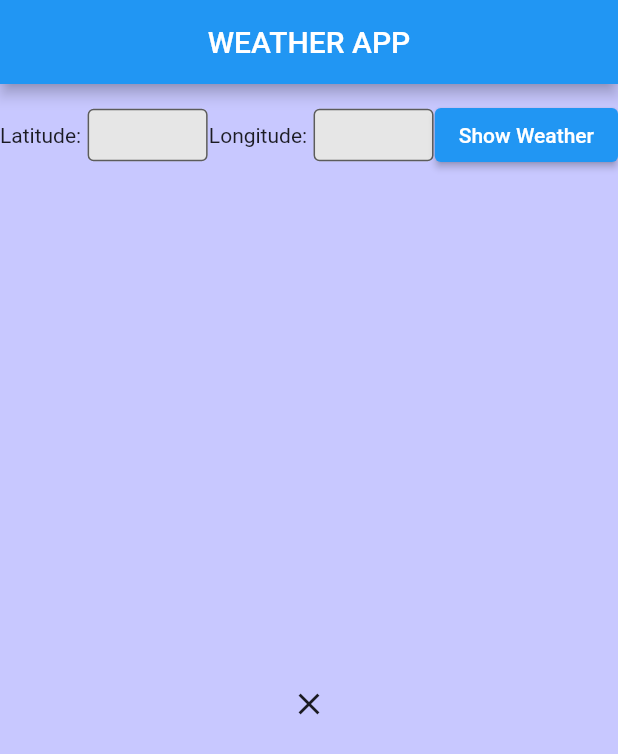
After one commit to meandr1/flutter, a Flutter app: the screen it shows after launch, after a tap on "Show Weather", on a phone screen of 412 x 824 dp. The commit adds this screen. Shown: the top 754 px of the screen. Run offline on Flutter 3.47's test engine with Material 2 defaults, Android fonts, the phone set to English and light mode, and no system bars; our stand-ins replace cached_network_image, equatable, flutter_bloc; network calls fail.

Commit message:
Bloc changed to event

```diff
--- a/weather/lib/repository.dart
+++ b/weather/lib/bloc/repository.dart
@@ -1,4 +1,4 @@
-import 'model.dart';
+import '../models/model.dart';
 import 'weatherService.dart';
 
 class WeatherRepository {
--- /dev/null
+++ b/weather/lib/bloc/weatherBloc.dart
@@ -0,0 +1,21 @@
+import 'package:weather/bloc/weatherEvent.dart';
+import 'package:weather/bloc/weatherStates.dart';
+import 'repository.dart';
+import 'package:flutter_bloc/flutter_bloc.dart';
+
+class WeatherBloc extends Bloc<WeatherEvent, WeatherState> {
+  WeatherBloc() : super(WeatherInitial()) {
+    on<ChangeWeatherEvent>(getWeather);
+  }
+
+  void getWeather(ChangeWeatherEvent event, Emitter<WeatherState> emit) async {
+    emit(WeatherLoading());
+    final weathers =
+        await WeatherRepository.updateWeather(event.lat, event.long);
+    if (weathers != null) {
+      emit(WeatherSuccess(weathers));
+    } else {
+      emit(WeatherError());
+    }
+  }
+}
--- /dev/null
+++ b/weather/lib/bloc/weatherBlocBuilder.dart
@@ -0,0 +1,28 @@
+import 'package:flutter/material.dart';
+import 'package:flutter_bloc/flutter_bloc.dart';
+import 'package:weather/views/weatherWidgetList.dart';
+import 'weatherBloc.dart';
+import 'weatherStates.dart';
+
+class WeatherBlocBuilder extends StatelessWidget {
+  const WeatherBlocBuilder({super.key});
+
+  @override
+  Widget build(BuildContext context) {
+    return BlocBuilder<WeatherBloc, WeatherState>(builder: (context, state) {
+      if (state is WeatherLoading) {
+        return const Center(
+          child: CircularProgressIndicator(),
+        );
+      } else if (state is WeatherError) {
+        return const Center(
+          child: Icon(Icons.close),
+        );
+      } else if (state is WeatherSuccess) {
+        return WeatherList(state.weathers).getWeatherList();
+      } else {
+        return Container();
+      }
+    });
+  }
+}
--- /dev/null
+++ b/weather/lib/bloc/weatherEvent.dart
@@ -0,0 +1,13 @@
+import 'package:equatable/equatable.dart';
+
+abstract class WeatherEvent extends Equatable {
+  const WeatherEvent();
+  @override
+  List<Object> get props => [];
+}
+
+class ChangeWeatherEvent extends WeatherEvent {
+  final String lat;
+  final String long;
+  const ChangeWeatherEvent(this.lat, this.long);
+}
--- a/weather/lib/weatherService.dart
+++ b/weather/lib/bloc/weatherService.dart
@@ -1,6 +1,6 @@
 import 'dart:convert';
 import 'package:http/http.dart' as http;
-import 'model.dart';
+import '../models/model.dart';
 
 class WeatherService implements GettingWeather {
   static const String _apiKey = "4d0fad6bad0e06ad9ecd85d12593a7a2";
--- a/weather/lib/weatherStates.dart
+++ b/weather/lib/bloc/weatherStates.dart
@@ -1,4 +1,4 @@
-import 'package:weather/model.dart';
+import 'package:weather/models/model.dart';
 import 'package:equatable/equatable.dart';
 
 abstract class WeatherState extends Equatable {
--- a/weather/lib/main.dart
+++ b/weather/lib/main.dart
@@ -1,5 +1,5 @@
 import 'package:flutter/material.dart';
-import 'package:weather/mainScreen.dart';
+import 'package:weather/views/mainScreen.dart';
 
 void main() => runApp(MyApp());
 
--- a/weather/lib/tasks.txt
+++ b/weather/lib/tasks.txt
@@ -6,6 +6,7 @@ BlocProvider - будет в SomeClass
 4. использовать JSON генератор (загуглить это либа для моделей (для метода fromJson()))
 
 2. Вместо кубит использовать event из BLoC
+
 1. При создании провайдера инициализировать стейт ивента
 3. Сделать экран "история поиска" и сохранять в юзер дефолтс ранее введенные города с координатами
 5. добавить кнопку "карта" при нажатии на нее открывать новый экран на котором будет гугл карта
--- a/weather/lib/mainScreen.dart
+++ b/weather/lib/views/mainScreen.dart
@@ -1,8 +1,9 @@
 import 'package:flutter/material.dart';
-import 'package:weather/weatherCubit.dart';
-import 'package:weather/weatherScreen.dart';
+import 'package:weather/bloc/weatherBloc.dart';
+import 'package:weather/bloc/weatherBlocBuilder.dart';
 import 'package:flutter_bloc/flutter_bloc.dart';
-import 'package:weather/weatherStates.dart';
+import 'package:weather/bloc/weatherEvent.dart';
+import 'package:weather/bloc/weatherStates.dart';
 
 class MainScreen extends StatelessWidget {
   MainScreen({super.key});
@@ -12,8 +13,8 @@ class MainScreen extends StatelessWidget {
 
   @override
   Widget build(BuildContext context) {
-    return BlocProvider<WeatherCubit>(
-        create: (context) => WeatherCubit(WeatherInitial()),
+    return BlocProvider<WeatherBloc>(
+        create: (context) => WeatherBloc(),
         child: Builder(
             builder: (context) => Scaffold(
                   backgroundColor: const Color.fromARGB(255, 200, 200, 255),
@@ -50,7 +51,7 @@ class MainScreen extends StatelessWidget {
                               onPressed: () => showWeather(context),
                               child: const Text("Show Weather"))
                         ]),
-                    const Expanded(child: WeatherScreen())
+                    const Expanded(child: WeatherBlocBuilder())
                   ]),
                 )));
   }
@@ -66,6 +67,6 @@ class MainScreen extends StatelessWidget {
       lat = "49.882";
       long = "36.065";
     }
-    BlocProvider.of<WeatherCubit>(context).getWeather(lat, long);
+    BlocProvider.of<WeatherBloc>(context).add(ChangeWeatherEvent(lat, long));
   }
 }
--- a/weather/lib/weatherList.dart
+++ b/weather/lib/views/weatherWidgetList.dart
@@ -1,4 +1,4 @@
-import 'package:weather/model.dart';
+import 'package:weather/models/model.dart';
 import 'package:cached_network_image/cached_network_image.dart';
 import 'package:flutter/material.dart';
 
```
Also changed, not shown: weather/lib/weatherCubit.dart (deleted, +0 -14 lines), weather/lib/weatherScreen.dart (deleted, +0 -30 lines), weather/lib/models/model.dart (renamed from weather/lib/model.dart), weather/lib/models/model.g.dart (renamed from weather/lib/model.g.dart).
